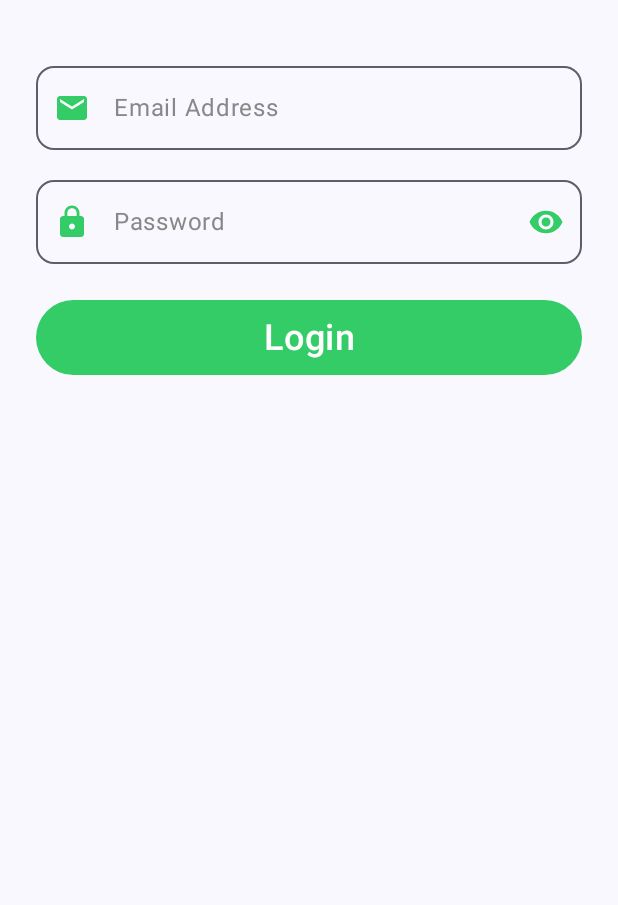
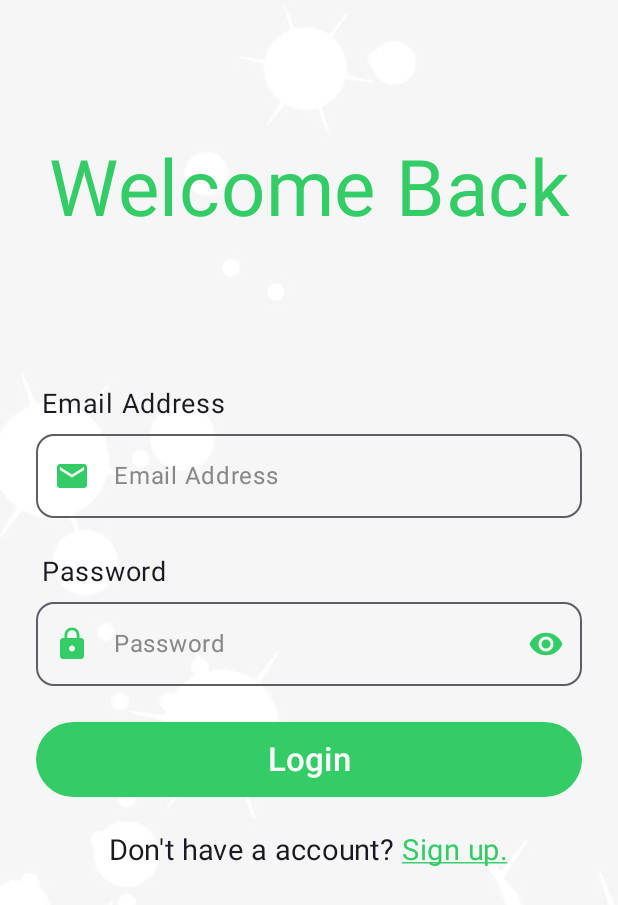
Before and after one commit to AnhQuocs/Jetpack-Compose-Basic, an Android app built with Jetpack Compose: the screen it shows after launch (MainActivity), on a phone screen of 412 x 824 dp. Shown: the top 905 px of the screen. Run offline under Robolectric (Android 15) with nearby library versions, the phone set to English and light mode, and no system bars.

Commit message:
Complete the login screen

```diff
--- a/app/src/main/java/com/example/syt/MainActivity.kt
+++ b/app/src/main/java/com/example/syt/MainActivity.kt
@@ -4,7 +4,11 @@ import android.os.Bundle
 import androidx.activity.ComponentActivity
 import androidx.activity.compose.setContent
 import androidx.activity.enableEdgeToEdge
+import androidx.compose.foundation.Image
+import androidx.compose.foundation.clickable
+import androidx.compose.foundation.layout.Box
 import androidx.compose.foundation.layout.Column
+import androidx.compose.foundation.layout.Row
 import androidx.compose.foundation.layout.Spacer
 import androidx.compose.foundation.layout.fillMaxSize
 import androidx.compose.foundation.layout.fillMaxWidth
@@ -28,11 +32,15 @@ import androidx.compose.runtime.getValue
 import androidx.compose.runtime.mutableStateOf
 import androidx.compose.runtime.remember
 import androidx.compose.runtime.setValue
+import androidx.compose.ui.Alignment
 import androidx.compose.ui.Modifier
 import androidx.compose.ui.graphics.Color
+import androidx.compose.ui.layout.ContentScale
+import androidx.compose.ui.res.painterResource
 import androidx.compose.ui.text.input.PasswordVisualTransformation
 import androidx.compose.ui.text.input.VisualTransformation
 import androidx.compose.ui.text.style.TextAlign
+import androidx.compose.ui.text.style.TextDecoration
 import androidx.compose.ui.tooling.preview.Preview
 import androidx.compose.ui.unit.dp
 import androidx.compose.ui.unit.sp
@@ -60,19 +68,64 @@ fun HomeScreenApp() {
     var email by remember { mutableStateOf("") }
     var password by remember { mutableStateOf("") }
 
+    Box(modifier = Modifier.fillMaxSize()) {
+        Image(
+            painter = painterResource(id = R.drawable.picwhite),
+            contentDescription = "",
+            modifier = Modifier.fillMaxSize(),
+            contentScale = ContentScale.Crop
+        )
+    }
+
     Column(
-        modifier = Modifier.padding(24.dp, 36.dp, 24.dp, 24.dp)
+        modifier = Modifier.padding(24.dp, 96.dp, 24.dp, 24.dp),
+        horizontalAlignment = Alignment.CenterHorizontally
     ) {
-        LoginTextField(email = email, onMailChange = {email = it})
-        Spacer(modifier = Modifier.padding(top = 12.dp))
+        Text(
+            "Welcome Back",
+            fontSize = 52.sp,
+            textAlign = TextAlign.Center,
+            color = Color(0xFF33CC66)
+        )
+
+        Spacer(modifier = Modifier.padding(top = 64.dp))
+
+        EmailTextField(email = email, onMailChange = {email = it})
+
+        Spacer(modifier = Modifier.padding(top = 24.dp))
+
         PasswordTextField(password = password, onPasswordChange = {password = it})
+
         Spacer(modifier = Modifier.padding(top = 24.dp))
+
         LoginButton()
+
+        Row (
+            modifier = Modifier.padding(0.dp, 24.dp)
+        ) {
+            Text("Don't have a account? ", fontSize = 19.sp)
+            Text(
+                "Sign up.",
+                color = Color(0xFF33CC66),
+                fontSize = 19.sp,
+                textDecoration = TextDecoration.Underline,
+                modifier = Modifier.clickable {  }
+            )
+        }
     }
 }
 
 @Composable
-fun LoginTextField(email : String, onMailChange : (String) -> Unit) {
+fun EmailTextField(email : String, onMailChange : (String) -> Unit) {
+    Column () {
+        Text(
+            "Email Address",
+            fontSize = 18.sp,
+            modifier = Modifier
+                .align(Alignment.Start)
+                .padding(start = 4.dp, top = 36.dp)
+        )
+
         OutlinedTextField(
             value = email,
             onValueChange = onMailChange,
@@ -88,12 +141,22 @@ fun LoginTextField(email : String, onMailChange : (String) -> Unit) {
             shape = MaterialTheme.shapes.medium
         )
     }
+}
+
 
 @Composable
 fun PasswordTextField(password : String, onPasswordChange : (String)  -> Unit) {
     var isShowPassword by remember {
         mutableStateOf(false)
     }
+    Column () {
+        Text(
+            "Password",
+            fontSize = 18.sp,
+            modifier = Modifier
+                .align(Alignment.Start)
+                .padding(start = 4.dp)
+        )
         OutlinedTextField(
             value = password,
             onValueChange = onPasswordChange,
@@ -124,6 +187,8 @@ fun PasswordTextField(password : String, onPasswordChange : (String)  -> Unit) {
         )
     }
 
+}
+
 @Composable
 fun LoginButton() {
     Button(
@@ -135,7 +200,7 @@ fun LoginButton() {
             .fillMaxWidth()
             .height(50.dp)
     ) {
-        Text("Login", fontSize = 24.sp, textAlign = TextAlign.Center)
+        Text("Login", fontSize = 22.sp, textAlign = TextAlign.Center)
     }
 }
 
```
Also changed, not shown: app/src/main/res/drawable/picwhite.jpg (added). Lines whose indentation alone changed are shown as unchanged.
